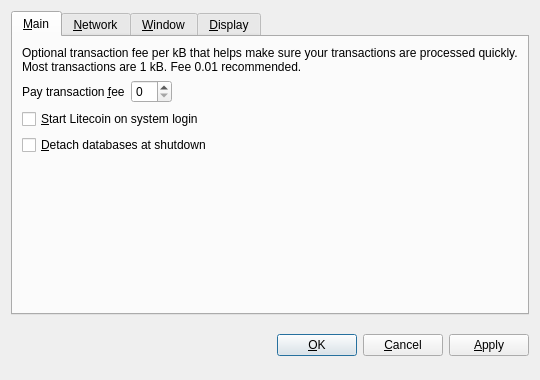
This is src/qt/forms/optionsdialog.ui in k0u5uk3/Harucoin as Qt 5 draws it before an edit. The edited form follows.
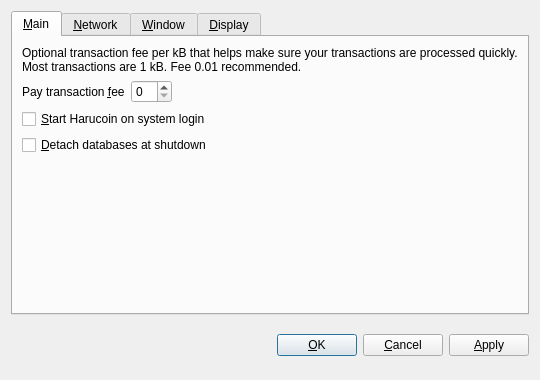
This is the edited form. The open tabs and pages were chosen to show the change. Custom widgets are drawn as their Qt base class.

```diff
--- a/src/qt/forms/optionsdialog.ui
+++ b/src/qt/forms/optionsdialog.ui
@@ -82,7 +82,7 @@
           <string>Automatically start Litecoin after logging in to the system.</string>
          </property>
          <property name="text">
-          <string>&amp;Start Litecoin on system login</string>
+          <string>&amp;Start Harucoin on system login</string>
          </property>
         </widget>
        </item>
```
Left out of the diff: 10 changed lines with no effect on the pictures.
